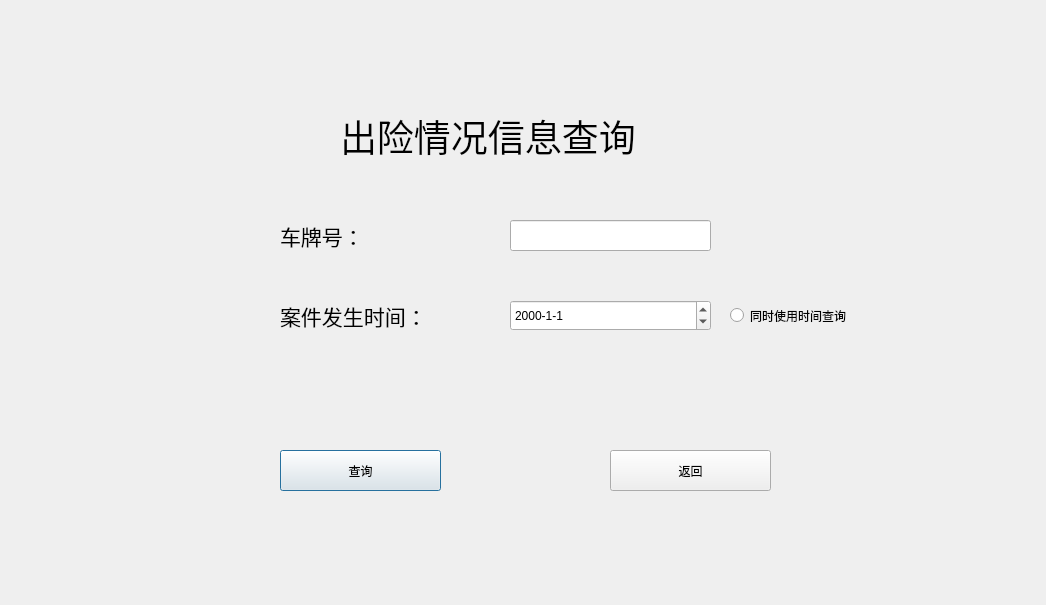
The window that casesearchdialog.ui (Vaskka/DR_Projects) describes before a commit, drawn with Qt 5.
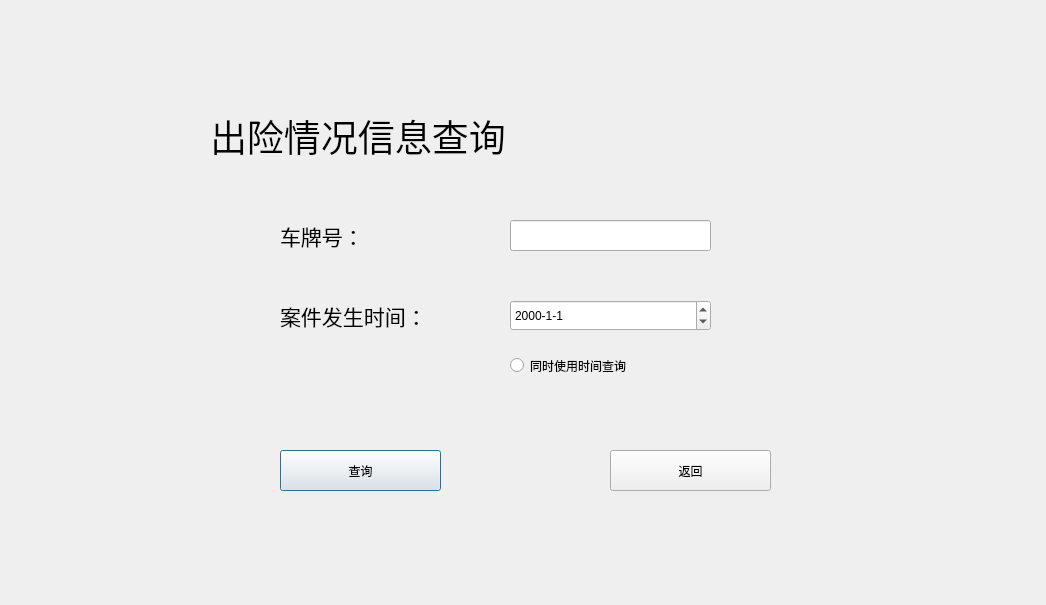
The same window after the commit.

```diff
--- a/casesearchdialog.ui
+++ b/casesearchdialog.ui
@@ -91,9 +91,9 @@
   <widget class="QLabel" name="label_61">
    <property name="geometry">
     <rect>
-     <x>340</x>
+     <x>210</x>
      <y>100</y>
-     <width>381</width>
+     <width>631</width>
      <height>71</height>
     </rect>
    </property>
@@ -122,8 +122,8 @@
   <widget class="QRadioButton" name="Main_Dateable">
    <property name="geometry">
     <rect>
-     <x>730</x>
-     <y>300</y>
+     <x>510</x>
+     <y>350</y>
      <width>201</width>
      <height>31</height>
     </rect>
@@ -132,7 +132,30 @@
     <string>同时使用时间查询</string>
    </property>
   </widget>
+  <widget class="QLabel" name="label">
+   <property name="geometry">
+    <rect>
+     <x>210</x>
+     <y>190</y>
+     <width>631</width>
+     <height>321</height>
+    </rect>
+   </property>
+   <property name="text">
+    <string/>
+   </property>
+  </widget>
+  <zorder>label</zorder>
+  <zorder>pushButton</zorder>
+  <zorder>Main_CarNumberEdit</zorder>
+  <zorder>pushButton_2</zorder>
+  <zorder>label_62</zorder>
+  <zorder>label_59</zorder>
+  <zorder>label_61</zorder>
+  <zorder>Main_CaseDateEdit</zorder>
+  <zorder>Main_Dateable</zorder>
  </widget>
+ <layoutdefault spacing="6" margin="11"/>
  <resources/>
  <connections/>
 </ui>
```
